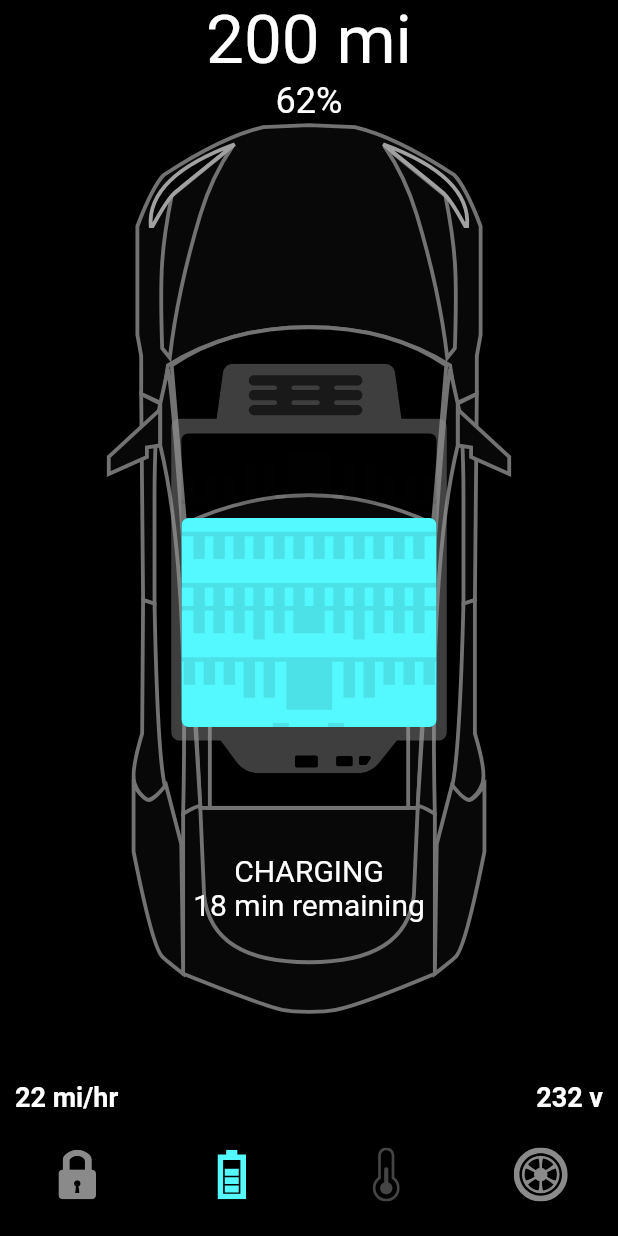
After one commit to emersonrmonteiro/tesla_car, a Flutter app: the screen it shows after launch, item 2 of the bottom bar chosen, on a phone screen of 412 x 824 dp. The commit adds this screen. Run offline on Flutter 3.47's test engine with Material 2 defaults, Android fonts, the phone set to English and light mode, and no system bars; our stand-ins replace flutter_svg.

Commit message:
battery tab

```diff
--- /dev/null
+++ b/lib/screens/components/battery_status.dart
@@ -0,0 +1,59 @@
+import 'package:flutter/material.dart';
+import 'package:tesla_car/constrains.dart';
+
+class BatteryStatus extends StatelessWidget {
+  const BatteryStatus({
+    Key? key,
+    required this.constrains,
+  }) : super(key: key);
+
+  final BoxConstraints constrains;
+
+  @override
+  Widget build(BuildContext context) {
+    return Column(
+      children: [
+        Text(
+          '200 mi',
+          style: Theme.of(context)
+              .textTheme
+              .headline3!
+              .copyWith(color: Colors.white),
+        ),
+        const Text(
+          '62%',
+          style: TextStyle(fontSize: 24),
+        ),
+        const Spacer(),
+        Text(
+          'Charging'.toUpperCase(),
+          style: const TextStyle(fontSize: 20),
+        ),
+        const Text(
+          '18 min remaining',
+          style: TextStyle(fontSize: 20),
+        ),
+        SizedBox(
+          height: constrains.maxHeight * 0.14,
+        ),
+        DefaultTextStyle(
+          style: const TextStyle(
+            fontSize: 18,
+            fontWeight: FontWeight.bold,
+          ),
+          child: Padding(
+            padding: const EdgeInsets.symmetric(horizontal: 10),
+            child: Row(
+              mainAxisAlignment: MainAxisAlignment.spaceBetween,
+              children: const [
+                Text('22 mi/hr'),
+                Text('232 v'),
+              ],
+            ),
+          ),
+        ),
+        const SizedBox(height: defaultPadding)
+      ],
+    );
+  }
+}
--- a/lib/screens/home_controller.dart
+++ b/lib/screens/home_controller.dart
@@ -1,6 +1,13 @@
 import 'package:flutter/material.dart';
 
 class HomeController extends ChangeNotifier {
+  int selectedButtomTab = 0;
+
+  void onButtomNavigationTabChange(int index) {
+    selectedButtomTab = index;
+    notifyListeners();
+  }
+
   bool isRightDoorLock = true;
   bool isLeftDoorLock = true;
   bool isBonnetLock = true;
--- a/lib/screens/home_screan.dart
+++ b/lib/screens/home_screan.dart
@@ -1,24 +1,70 @@
 import 'package:flutter/material.dart';
 import 'package:flutter_svg/flutter_svg.dart';
+import 'package:tesla_car/constrains.dart';
 import 'package:tesla_car/screens/home_controller.dart';
 
+import 'components/battery_status.dart';
 import 'components/door_lock.dart';
 import 'components/tesla_bottom_navigationbar.dart';
 
-class HomeScreen extends StatelessWidget {
-  HomeScreen({Key? key}) : super(key: key);
+class HomeScreen extends StatefulWidget {
+  const HomeScreen({Key? key}) : super(key: key);
 
+  @override
+  State<HomeScreen> createState() => _HomeScreenState();
+}
+
+class _HomeScreenState extends State<HomeScreen>
+    with SingleTickerProviderStateMixin {
   final _controller = HomeController();
+  late AnimationController _batteryAnimationController;
+  late Animation<double> _animationBattery;
+  late Animation<double> _animationBatteryStatus;
+
+  void setupBatteryAnimation() {
+    _batteryAnimationController = AnimationController(
+      vsync: this,
+      duration: const Duration(milliseconds: 600),
+    );
+    _animationBattery = CurvedAnimation(
+      parent: _batteryAnimationController,
+      curve: const Interval(0.0, 0.5),
+    );
+
+    _animationBatteryStatus = CurvedAnimation(
+      parent: _batteryAnimationController,
+      curve: const Interval(0.6, 1),
+    );
+  }
+
+  @override
+  void initState() {
+    setupBatteryAnimation();
+    super.initState();
+  }
+
+  @override
+  void dispose() {
+    _batteryAnimationController.dispose();
+    super.dispose();
+  }
 
   @override
   Widget build(BuildContext context) {
     return AnimatedBuilder(
-      animation: _controller,
+      animation: Listenable.merge([_controller, _batteryAnimationController]),
       builder: (context, _) {
         return Scaffold(
           bottomNavigationBar: TeslaButtomNavigationBar(
-            onTap: (value) {},
-            selectedTab: 0,
+            onTap: (index) {
+              if (index == 1) {
+                _batteryAnimationController.forward();
+              } else if (_controller.selectedButtomTab == 1 && index != 1) {
+                _batteryAnimationController.reverse(from: 0.7);
+              }
+              _controller.onButtomNavigationTabChange(index);
+            },
+            selectedTab: _controller.selectedButtomTab,
           ),
           body: SafeArea(
             child: LayoutBuilder(
@@ -34,33 +80,77 @@ class HomeScreen extends StatelessWidget {
                         width: double.infinity,
                       ),
                     ),
-                    Positioned(
-                      right: constrains.maxWidth * 0.05,
+                    AnimatedPositioned(
+                      duration: defaultDuration,
+                      right: _controller.selectedButtomTab == 0
+                          ? constrains.maxWidth * 0.05
+                          : constrains.maxWidth / 2,
+                      child: AnimatedOpacity(
+                        duration: defaultDuration,
+                        opacity: _controller.selectedButtomTab == 0 ? 1 : 0,
                         child: DoorLock(
                           press: _controller.updateRightDoorLock,
                           isLock: _controller.isRightDoorLock,
                         ),
                       ),
-                    Positioned(
-                      left: constrains.maxWidth * 0.05,
+                    ),
+                    AnimatedPositioned(
+                      duration: defaultDuration,
+                      left: _controller.selectedButtomTab == 0
+                          ? constrains.maxWidth * 0.05
+                          : constrains.maxWidth / 2,
+                      child: AnimatedOpacity(
+                        duration: defaultDuration,
+                        opacity: _controller.selectedButtomTab == 0 ? 1 : 0,
                         child: DoorLock(
                           press: _controller.updatLeftDoorLock,
                           isLock: _controller.isLeftDoorLock,
                         ),
                       ),
-                    Positioned(
-                      top: constrains.maxHeight * 0.13,
+                    ),
+                    AnimatedPositioned(
+                      duration: defaultDuration,
+                      top: _controller.selectedButtomTab == 0
+                          ? constrains.maxHeight * 0.13
+                          : constrains.maxHeight / 2,
+                      child: AnimatedOpacity(
+                        duration: defaultDuration,
+                        opacity: _controller.selectedButtomTab == 0 ? 1 : 0,
                         child: DoorLock(
                           press: _controller.updatBonnetLock,
                           isLock: _controller.isBonnetLock,
                         ),
                       ),
-                    Positioned(
-                      bottom: constrains.maxHeight * 0.17,
+                    ),
+                    AnimatedPositioned(
+                      duration: defaultDuration,
+                      bottom: _controller.selectedButtomTab == 0
+                          ? constrains.maxHeight * 0.17
+                          : constrains.maxHeight / 2,
+                      child: AnimatedOpacity(
+                        duration: defaultDuration,
+                        opacity: _controller.selectedButtomTab == 0 ? 1 : 0,
                         child: DoorLock(
                           press: _controller.updatTrunkLock,
                           isLock: _controller.isTrunkLock,
                         ),
+                      ),
+                    ),
+                    // Battery
+                    Opacity(
+                      opacity: _animationBattery.value,
+                      child: SvgPicture.asset(
+                        'assets/icons/Battery.svg',
+                        height: constrains.maxHeight * 0.36,
+                      ),
+                    ),
+                    Positioned(
+                      top: 50 * (1 - _animationBatteryStatus.value),
+                      height: constrains.maxHeight,
+                      width: constrains.maxWidth,
+                      child: Opacity(
+                          opacity: _animationBatteryStatus.value,
+                          child: BatteryStatus(constrains: constrains)),
                     ),
                   ],
                 );
```
Lines whose indentation alone changed are shown as unchanged.
